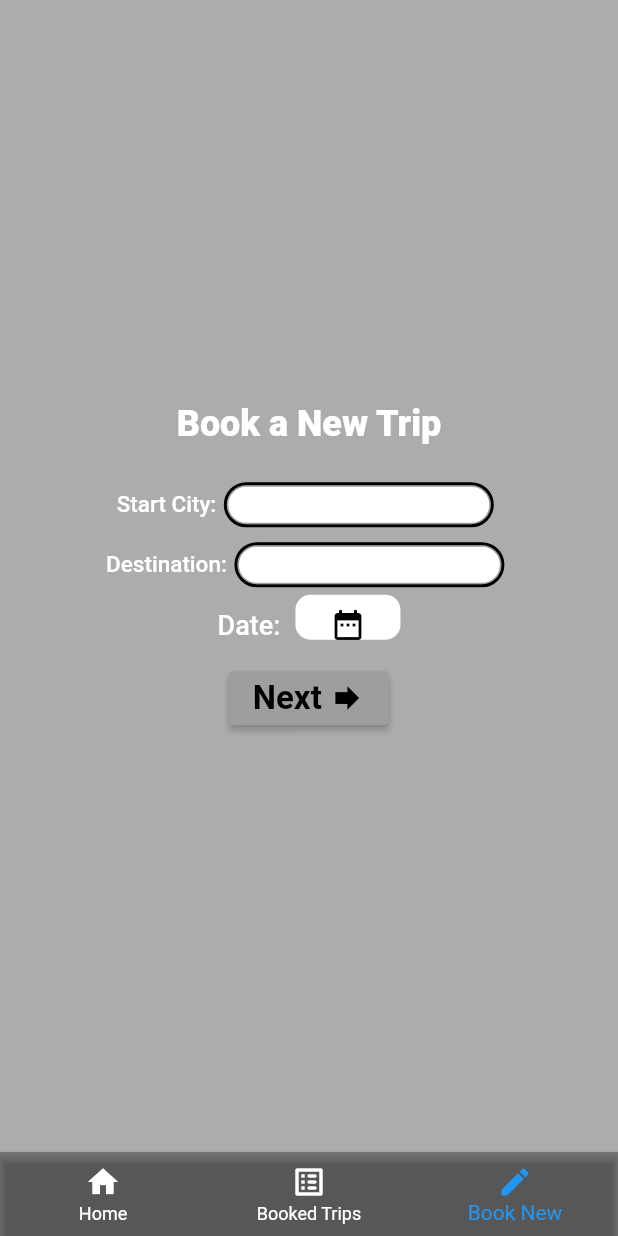
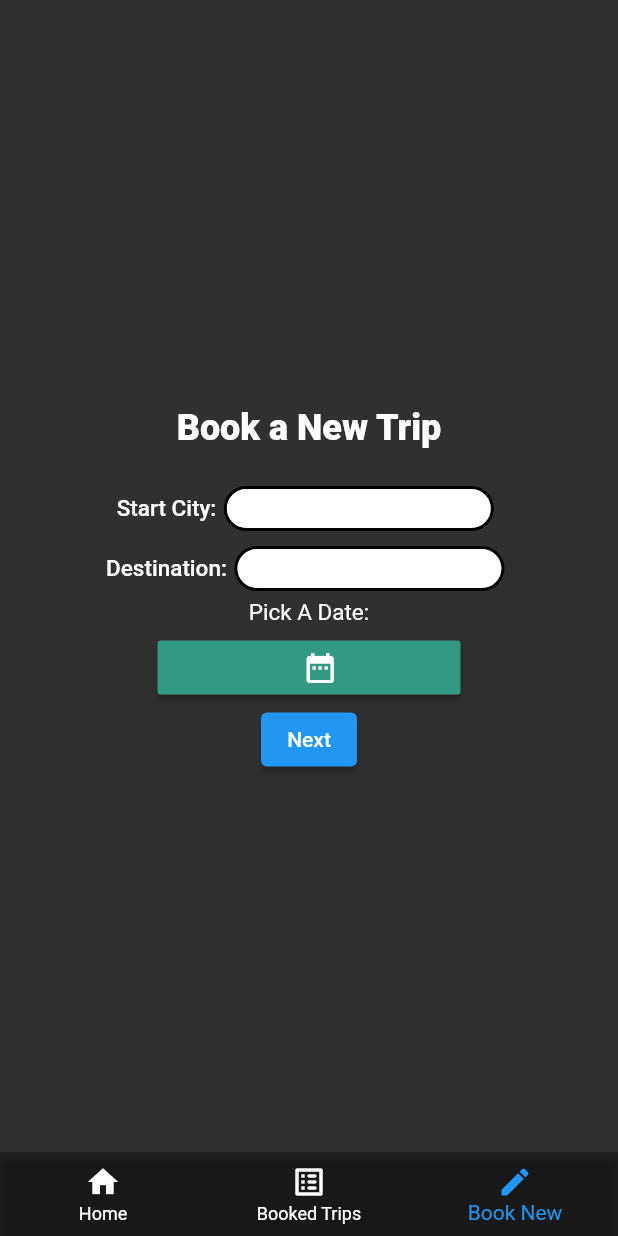
Before and after one commit to Stargazing-11/Megedegna, a Flutter app: the BookNew screen opened directly, on a phone screen of 412 x 824 dp. Run offline on Flutter 3.47's test engine with Material 2 defaults, Android fonts, the phone set to English and light mode, and no system bars; our stand-ins replace qr_flutter.

Commit message:
Made some change

```diff
--- a/Frontend/mengedegna_flutter/lib/Screens/bookNew.dart
+++ b/Frontend/mengedegna_flutter/lib/Screens/bookNew.dart
@@ -1,4 +1,4 @@
-// ignore_for_file: prefer_const_literals_to_create_immutables, prefer_const_constructors, sort_child_properties_last, unnecessary_brace_in_string_interps
+// ignore_for_file: prefer_const_literals_to_create_immutables, prefer_const_constructors, sort_child_properties_last, unnecessary_brace_in_string_interps, prefer_final_fields
 import 'package:flutter/material.dart';
 import 'package:mengedegna_flutter/Screens/bookInformation.dart';
 
@@ -12,10 +12,10 @@ class BookNew extends StatefulWidget {
 }
 
 class _BookNewState extends State<BookNew> {
+  DateTime _dateTime = DateTime(2019);
   @override
   Widget build(BuildContext context) {
     return Scaffold(
-      backgroundColor: Color.fromARGB(83, 0, 0, 0),
       body: Center(
         child: Column(
           mainAxisAlignment: MainAxisAlignment.center,
@@ -35,43 +35,60 @@ class _BookNewState extends State<BookNew> {
             ),
             field('Start City'),
             field('Destination'),
-            Row(
+            Column(
+              children: [
+                Text('Pick A Date:',
+                    style: TextStyle(
+                      fontWeight: FontWeight.normal,
+                      fontSize: 15,
+                    )),
+                SizedBox(
+                  height: 4,
+                ),
+                MaterialButton(
+                  color: Color.fromARGB(255, 52, 153, 131),
+                  onPressed: () {
+                    showDatePicker(
+                            context: context,
+                            initialDate: DateTime.now(),
+                            firstDate: DateTime(2021),
+                            lastDate: DateTime(DateTime.now().year + 2))
+                        .then((value) => {
+                              setState(() {
+                                _dateTime = value!;
+                              })
+                            });
+                  },
+                  child: Container(
+                    width: 170,
+                    padding: EdgeInsets.symmetric(horizontal: 3, vertical: 5),
+                    decoration: BoxDecoration(
+                      borderRadius: BorderRadius.circular(20),
+                    ),
+                    child: Row(
                       mainAxisAlignment: MainAxisAlignment.center,
                       children: [
                         Text(
-                  'Date:',
+                          _dateTime == DateTime(2019)
+                              ? " "
+                              : '${_dateTime.day.toString()}/${_dateTime.month.toString()}/${_dateTime.year.toString()}',
                           style: TextStyle(
-                    fontSize: 18,
-                    fontWeight: FontWeight.w500,
                               color: Colors.white,
-                  ),
+                              fontSize: 20,
+                              decoration: TextDecoration.underline,
+                              decorationThickness: 5),
                         ),
                         SizedBox(
                           width: 10,
                         ),
-                Container(
-                  margin: EdgeInsets.only(bottom: 10),
-                  width: 70,
-                  height: 30,
-                  decoration: BoxDecoration(
-                      borderRadius: BorderRadius.circular(10),
-                      color: Colors.white),
-                  child: IconButton(
-                    icon: Icon(
-                      Icons.date_range,
-                      color: Colors.black,
+                        Icon(Icons.date_range),
+                      ],
                     ),
-                    onPressed: () {},
                   ),
                 ),
               ],
             ),
-            button(
-              'Next',
-              Icon(Icons.forward),
-              context,
-              BookInformation()
-            ),
+            ElevatedButton(onPressed: () {}, child: Text('Next')),
           ],
         ),
       ),
--- a/Frontend/mengedegna_flutter/lib/Screens/register.dart
+++ b/Frontend/mengedegna_flutter/lib/Screens/register.dart
@@ -11,7 +11,6 @@ class Register extends StatelessWidget {
   @override
   Widget build(BuildContext context) {
     return Scaffold(
-      backgroundColor: Color.fromARGB(83, 0, 0, 0),
       body: Center(
         child: Column(
           mainAxisAlignment: MainAxisAlignment.center,
@@ -48,6 +47,7 @@ class Register extends StatelessWidget {
             ),
             field('First Name'),
             field('Last Name'),
+            field('Phone'),
             field('Password'),
             button('Sign up', null, context, Booked()),
             TextButton(
```
Also changed, not shown: Frontend/mengedegna_flutter/lib/Screens/Home.dart (+10 -7 lines), Frontend/mengedegna_flutter/lib/Screens/bookInformation.dart (+35 -3 lines), Frontend/mengedegna_flutter/lib/Screens/booked.dart (+9 -1 lines), Frontend/mengedegna_flutter/lib/main.dart (+2 -6 lines), 4 other files. Lines whose indentation alone changed are shown as unchanged.
